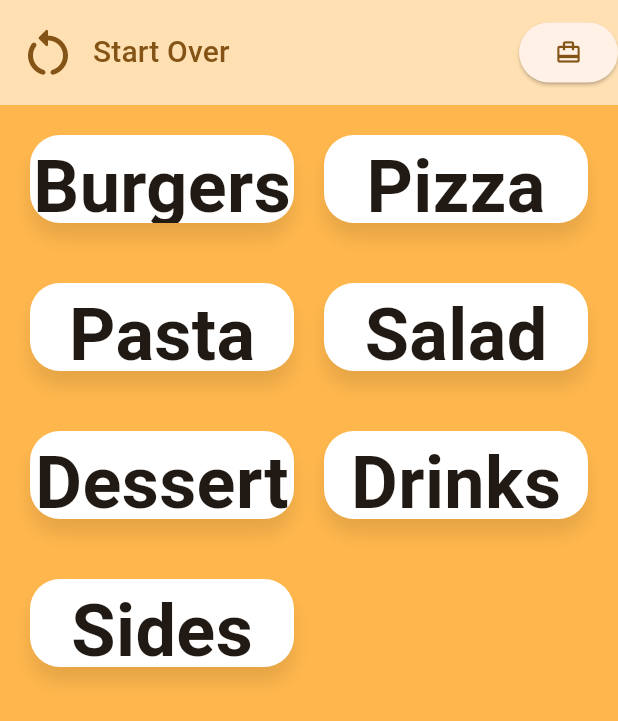
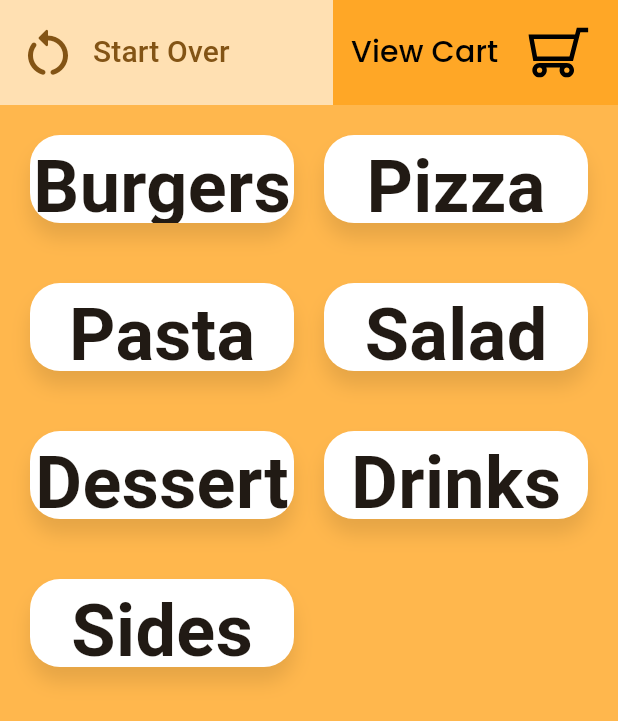
Before and after one commit to elammaryo/gyo-self-order, a Flutter app: the MenuCategoriesPage screen opened directly, on a phone screen of 412 x 824 dp. Shown: the top 721 px of the screen. Run offline on Flutter 3.47's test engine with Material 3 defaults, Android fonts, the phone set to English and light mode, and no system bars; our stand-ins replace flutter_svg.

Commit message:
add view cart button

```diff
--- a/lib/components/kiosk_app_bar.dart
+++ b/lib/components/kiosk_app_bar.dart
@@ -1,6 +1,9 @@
 import 'package:flutter/material.dart';
+import 'package:flutter_svg/svg.dart';
 import 'package:gyo/models/providers/order_provider.dart';
 import 'package:gyo/pages/starting_page.dart';
+import 'package:gyo/shared/assets.dart';
+import 'package:gyo/shared/styles.dart';
 import 'package:provider/provider.dart';
 
 class KioskAppBar extends StatefulWidget implements PreferredSizeWidget {
@@ -35,20 +38,28 @@ class _AppBarState extends State<KioskAppBar> {
           ],
         ),
         onPressed: () {
-            // TODO(): clear providers
           context.read<OrderProvider>().clearOrderItems();
-            Navigator.push(
-                context,
-                MaterialPageRoute(
-                  builder: (context) => const StartingPage(),
-                ));
-          }),
+          Navigator.popUntil(context, (route) => route.isFirst);
+        },
+      ),
       actions: [
-        ElevatedButton(
+        TextButton(
+          style: TextButton.styleFrom(
+            backgroundColor: Colors.orange[400],
+            fixedSize: Size.fromWidth(190),
+            shape: RoundedRectangleBorder(),
+          ),
           onPressed: () {
             Scaffold.of(context).openEndDrawer();
           },
-            child: Icon(Icons.card_travel))
+          child: Row(
+            spacing: 20,
+            children: [
+              Text('View Cart', style: poppinsFont20ptBlack),
+              SizedBox(width: 40, child: SvgPicture.asset(AppIcons.cartIcon)),
+            ],
+          ),
+        )
       ],
     );
   }
--- a/lib/shared/styles.dart
+++ b/lib/shared/styles.dart
@@ -22,3 +22,9 @@ TextStyle poppinsFont48ptSemiboldBlack = TextStyle(
     fontSize: 48,
     color: blackColor,
     fontWeight: semiboldFont);
+
+TextStyle poppinsFont20ptBlack = TextStyle(
+    fontFamily: poppinsFont,
+    fontSize: 20,
+    color: blackColor,
+    fontWeight: FontWeight.normal);
```
Lines whose indentation alone changed are shown as unchanged.
